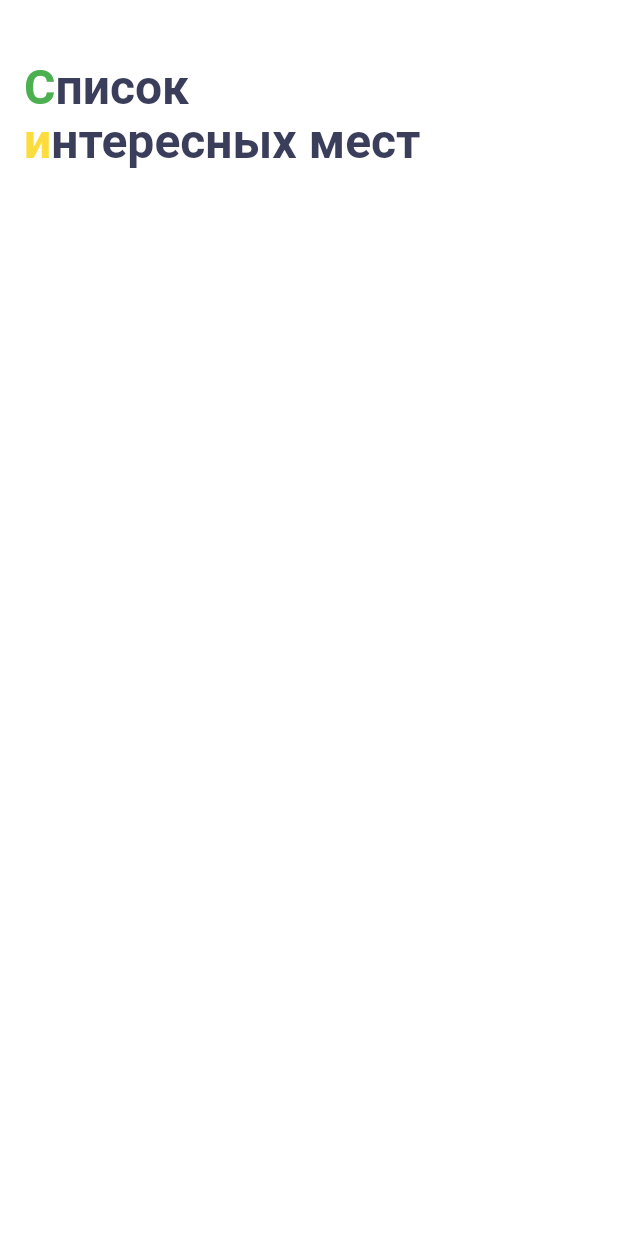
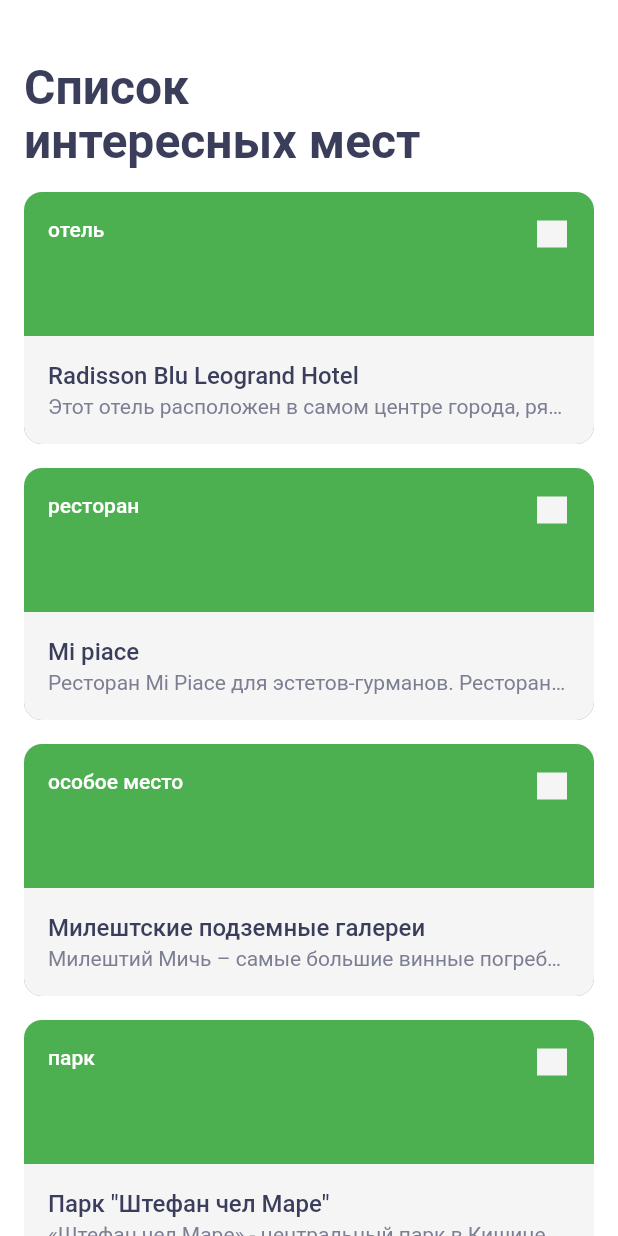
Before and after one commit to maverick-az/places, a Flutter app: the screen it shows after launch, on a phone screen of 412 x 824 dp. Run offline on Flutter 3.47's test engine with Material 2 defaults, Android fonts, the light colour scheme and no system bars.

Commit message:
Layout of SightCard widget

```diff
--- a/lib/mocks.dart
+++ b/lib/mocks.dart
@@ -3,72 +3,80 @@ import 'package:places/presets/strings/sight_strings.dart';
 
 // типы мест
 final Map<String, SightType> _mapSightTypes = {
-  SightStrings.placeTypeIdArchitecturalObjects: SightType(
-    id: SightStrings.placeTypeIdArchitecturalObjects,
-    name: SightStrings.placeTypeNameArchitecturalObjects,
+  SightStrings.placeTypeIdHotel: SightType(
+    id: SightStrings.placeTypeIdHotel,
+    name: SightStrings.placeTypeNameHotel,
   ),
-  SightStrings.placeTypeIdCulturalObjects: SightType(
-    id: SightStrings.placeTypeIdCulturalObjects,
-    name: SightStrings.placeTypeNameCulturalObjects,
+  SightStrings.placeTypeIdRestaurant: SightType(
+    id: SightStrings.placeTypeIdRestaurant,
+    name: SightStrings.placeTypeNameRestaurant,
   ),
-  SightStrings.placeTypeIdNaturalObjects: SightType(
-    id: SightStrings.placeTypeIdNaturalObjects,
-    name: SightStrings.placeTypeNameNaturalObjects,
+  SightStrings.placeTypeIdSpecialPlace: SightType(
+    id: SightStrings.placeTypeIdSpecialPlace,
+    name: SightStrings.placeTypeNameSpecialPlace,
   ),
-  SightStrings.placeTypeIdReligiousObjects: SightType(
-    id: SightStrings.placeTypeIdReligiousObjects,
-    name: SightStrings.placeTypeNameReligiousObjects,
+  SightStrings.placeTypeIdPark: SightType(
+    id: SightStrings.placeTypeIdPark,
+    name: SightStrings.placeTypeNamePark,
+  ),
+  SightStrings.placeTypeIdMuseum: SightType(
+    id: SightStrings.placeTypeIdMuseum,
+    name: SightStrings.placeTypeNameMuseum,
+  ),
+  SightStrings.placeTypeIdCafe: SightType(
+    id: SightStrings.placeTypeIdCafe,
+    name: SightStrings.placeTypeNameCafe,
   ),
 };
 
 // список мест
 final List<Sight> mocks = [
   Sight(
-    name: 'Собор Рождества Христова',
-    type: _mapSightTypes[SightStrings.placeTypeIdReligiousObjects]!,
+    name: 'Radisson Blu Leogrand Hotel',
+    type: _mapSightTypes[SightStrings.placeTypeIdHotel]!,
     details:
-        'Кафедральный храм Кишинёвской митрополии Русской Православной Церкви в Кишинёве. Архитектурный памятник XIX века.',
-    lat: 47.02628651566078,
-    lon: 28.834503298261733,
+        'Этот отель расположен в самом центре города, рядом со знаменитым собором Рождества Христова и зданием Парламента Кишинёва. К услугам гостей бесплатная парковка, бесплатный Wi-Fi и элегантный ресторан. Кроме того, гости могут бесплатно посещать фитнес-центр и спа-центр.',
+    lat: 47.02453323537953,
+    lon: 28.83674466942646,
   ),
   Sight(
-    name: 'Триумфальная арка',
-    type: _mapSightTypes[SightStrings.placeTypeIdArchitecturalObjects]!,
+    name: 'Mi piace',
+    type: _mapSightTypes[SightStrings.placeTypeIdRestaurant]!,
     details:
-        'Сооружена в 1846 году под руководством архитектора И. Заушкевича для размещения колокола весом в 6,4 т, отлитого из трофейных турецких пушек.',
-    lat: 47.0249143750118,
-    lon: 28.832665240591115,
-  ),
-  Sight(
-    name: 'Памятник Стефану Великому',
-    type: _mapSightTypes[SightStrings.placeTypeIdArchitecturalObjects]!,
-    details:
-        'Памятник правившему Молдавией с 12 апреля 1457 года по 2 июля 1504 года господарю Молдавии Стефану Великому.',
-    lat: 47.02565872456588,
-    lon: 28.830362124119684,
+        'Ресторан Mi Piace для эстетов-гурманов. Ресторан Mi Piace находится рядом с самым красивым местом Кишенева – Долиной Роз. Ресторан Mi Piace пронизан особой атмосферой европейского аристократизма и утонченного шика.',
+    lat: 46.99868135843299,
+    lon: 28.857941840590414,
   ),
   Sight(
     name: 'Милештские подземные галереи',
-    type: _mapSightTypes[SightStrings.placeTypeIdArchitecturalObjects]!,
+    type: _mapSightTypes[SightStrings.placeTypeIdSpecialPlace]!,
     details:
         'Милештий Мичь – самые большие винные погреба в мире длинной в 200 километров, 55 из которых используются в производстве и хранении качественных вин.',
     lat: 46.920626797932506,
     lon: 28.820536740588565,
   ),
   Sight(
-    name: 'Органный Зал',
-    type: _mapSightTypes[SightStrings.placeTypeIdCulturalObjects]!,
+    name: 'Парк "Штефан чел Маре"',
+    type: _mapSightTypes[SightStrings.placeTypeIdPark]!,
     details:
-        'Органный зал — концертный зал в муниципии Кишинёв. Здание Органного зала является памятником архитектуры начала XX века.',
-    lat: 47.02227491725311,
-    lon: 28.83507818476753,
+        '«Штефан чел Маре» - центральный парк в Кишиневе. Кроме того, это одна из интереснейших достопримечательностей города и популярное место отдыха кишиневцев.',
+    lat: 47.02562223331627,
+    lon: 28.828305260604864,
   ),
   Sight(
-    name: 'Старый Орхей',
-    type: _mapSightTypes[SightStrings.placeTypeIdNaturalObjects]!,
+    name: 'Национальный музей этнографии Кишинёва',
+    type: _mapSightTypes[SightStrings.placeTypeIdMuseum]!,
     details:
-        'История местности охватывает не одну тысячу лет — самые старые археологические свидетельства датируются 4-1 веками до н. э., а наиболее «современными» можно считать постройки 17 века.',
-    lat: 47.30318218967716,
-    lon: 28.968050155939142,
+        'Национальный музей этнографии и естественной истории Кишинёва гордо носит звание самого старого музея Молдавии (действует с 1889 г.). Нынешнее его здание было построено в 1905 г. по проекту архитектора В. Цыганко и единственное в Молдавии выполнено в псевдо-мавританском стиле.',
+    lat: 47.02343032841899,
+    lon: 28.819900169426464,
+  ),
+  Sight(
+    name: 'Mojito',
+    type: _mapSightTypes[SightStrings.placeTypeIdCafe]!,
+    details:
+        'Аргентина и Япония  ближе как никогда к вам, в самом центре Кишинёва. Насладитесь кулинарным удовольствием, выбрав ароматный стейк приготовленный по уникальному аргентинскому рецепту, или побалуйте себя свежим суши, специально приготовленным для вас.',
+    lat: 47.050852201188384,
+    lon: 28.863491211756607,
   ),
 ];
--- /dev/null
+++ b/lib/presets/styles/app_sizes.dart
@@ -0,0 +1,23 @@
+import 'package:flutter/material.dart';
+
+/// Размеры для приложения
+class AppSizes {
+  /// размеры для AppBar
+  static const double heightAppBar = 56;
+  static const double heightAppBarLargeTitle = 128;
+
+  /// отступы
+  static const double paddingCommon = 16;
+  static const double paddingAppBarLargeTitle = 40;
+
+  /// радиусы
+  static const Radius radiusNormal = Radius.circular(12);
+  static const Radius radiusBtn = Radius.circular(24);
+  static const Radius radiusBtnNormal = radiusNormal;
+  static const Radius radiusBtnSwitch = Radius.circular(40);
+  static const Radius radiusBtnNavigation = Radius.circular(10);
+
+  static const double heightImageCard = 96;
+
+  AppSizes._();
+}
--- /dev/null
+++ b/lib/ui/screen/sight_card.dart
@@ -0,0 +1,96 @@
+import 'package:flutter/cupertino.dart';
+import 'package:flutter/material.dart';
+import 'package:places/domain/sight.dart';
+import 'package:places/presets/colors/colors.dart';
+import 'package:places/presets/styles/app_sizes.dart';
+import 'package:places/presets/styles/text_styles.dart';
+import 'package:places/ui/widgets/button/favorite_button.dart';
+
+/// Карточка интересного место
+class SightCard extends StatelessWidget {
+  final Sight sight;
+  final EdgeInsetsGeometry? margin;
+
+  const SightCard(this.sight, {Key? key, this.margin}) : super(key: key);
+
+  @override
+  Widget build(BuildContext context) {
+    return Container(
+      margin: margin,
+      decoration: const BoxDecoration(
+        color: AppColors.whiteGreen,
+        borderRadius: BorderRadius.all(
+          AppSizes.radiusNormal,
+        ),
+      ),
+      child: Column(
+        children: [
+          Container(
+            constraints: const BoxConstraints(
+              maxHeight: AppSizes.heightImageCard,
+            ),
+            child: Stack(
+              children: [
+                Align(
+                  alignment: Alignment.topLeft,
+                  child: Padding(
+                    padding: const EdgeInsets.all(AppSizes.paddingCommon),
+                    child: Text(
+                      sight.type.name.toLowerCase(),
+                      style: AppTextStyles.smallBold.copyWith(
+                        color: AppColors.white,
+                      ),
+                    ),
+                  ),
+                ),
+                const Align(
+                  alignment: Alignment.topRight,
+                  child: Padding(
+                    padding: EdgeInsets.fromLTRB(18, 19, 18, 18),
+                    child: FavoriteButton(),
+                  ),
+                ),
+              ],
+            ),
+          ),
+          Container(
+            width: double.infinity,
+            decoration: const BoxDecoration(
+              color: AppColors.background,
+              borderRadius: BorderRadius.vertical(
+                bottom: AppSizes.radiusNormal,
+              ),
+            ),
+            padding: const EdgeInsets.all(
+              AppSizes.paddingCommon,
+            ),
+            child: Column(
+              crossAxisAlignment: CrossAxisAlignment.start,
+              children: [
+                Text(
+                  sight.name,
+                  style: AppTextStyles.text.copyWith(
+                    color: AppColors.secondary,
+                  ),
+                  maxLines: 2,
+                  overflow: TextOverflow.ellipsis,
+                ),
+                const SizedBox(
+                  height: 2,
+                ),
+                Text(
+                  sight.details,
+                  style: AppTextStyles.small.copyWith(
+                    color: AppColors.secondary2,
+                  ),
+                  maxLines: 1,
+                  overflow: TextOverflow.ellipsis,
+                ),
+              ],
+            ),
+          ),
+        ],
+      ),
+    );
+  }
+}
--- a/lib/ui/screen/sight_list_screen.dart
+++ b/lib/ui/screen/sight_list_screen.dart
@@ -1,7 +1,10 @@
 import 'package:flutter/material.dart';
-import 'package:flutter/services.dart';
+import 'package:places/mocks.dart';
 import 'package:places/presets/colors/colors.dart';
-import 'package:places/presets/styles/text_styles.dart';
+import 'package:places/presets/strings/app_strings.dart';
+import 'package:places/presets/styles/app_sizes.dart';
+import 'package:places/ui/screen/sight_card.dart';
+import 'package:places/ui/widgets/app_bar/app_bar_large_title.dart';
 
 /// Экран 'Список интересных мест'
 class SightListScreen extends StatefulWidget {
@@ -16,66 +19,22 @@ class _SightListScreenState extends State<SightListScreen> {
   Widget build(BuildContext context) {
     return Scaffold(
       backgroundColor: AppColors.white,
-      appBar: AppBar(
-        backgroundColor: Colors.transparent,
-        toolbarHeight: 152,
-        centerTitle: false,
-        titleSpacing: 16,
-        elevation: 0,
-        titleTextStyle: AppTextStyles.largeTitle.copyWith(
-          color: AppColors.secondary,
+      resizeToAvoidBottomInset: false,
+      appBar: const AppBarLargeTitle(title: AppStrings.scrTitleSightListScreen),
+      body: SingleChildScrollView(
+        child: Column(
+          children: mocks.map((sight) {
+            return SightCard(
+              sight,
+              margin: const EdgeInsets.fromLTRB(
+                AppSizes.paddingCommon,
+                0,
+                AppSizes.paddingCommon,
+                AppSizes.paddingCommon,
+              ),
+            );
+          }).toList(),
         ),
-        systemOverlayStyle: SystemUiOverlayStyle.dark.copyWith(
-          statusBarColor: Colors.transparent,
-        ),
-        title: const _RichText(),
-      ),
-      resizeToAvoidBottomInset: false,
-    );
-  }
-}
-
-/// Text
-// ignore: unused_element
-class _Text extends StatelessWidget {
-  const _Text({Key? key}) : super(key: key);
-  @override
-  Widget build(BuildContext context) {
-    return Text(
-      'Список\nинтересных мест',
-      style: AppBarTheme.of(context).titleTextStyle,
-      textAlign: TextAlign.left,
-    );
-  }
-}
-
-/// RichText
-class _RichText extends StatelessWidget {
-  const _RichText({Key? key}) : super(key: key);
-
-  @override
-  Widget build(BuildContext context) {
-    return RichText(
-      textAlign: TextAlign.left,
-      text: TextSpan(
-        text: 'С',
-        style: AppTextStyles.largeTitle.copyWith(
-          color: AppColors.whiteGreen,
-        ),
-        children: const [
-          TextSpan(
-            text: 'писок\n',
-            style: TextStyle(color: AppColors.secondary),
-          ),
-          TextSpan(
-            text: 'и',
-            style: TextStyle(color: AppColors.whiteYellow),
-          ),
-          TextSpan(
-            text: 'нтересных мест',
-            style: TextStyle(color: AppColors.secondary),
-          ),
-        ],
       ),
     );
   }
--- /dev/null
+++ b/lib/ui/widgets/app_bar/app_bar_large_title.dart
@@ -0,0 +1,50 @@
+import 'package:flutter/material.dart';
+import 'package:flutter/services.dart';
+import 'package:places/presets/styles/app_sizes.dart';
+import 'package:places/ui/widgets/text/text_large_title.dart';
+
+/// AppBar для экранов списка
+class AppBarLargeTitle extends StatelessWidget implements PreferredSizeWidget {
+  final String title;
+
+  @override
+  Size get preferredSize =>
+      const Size.fromHeight(AppSizes.heightAppBarLargeTitle);
+
+  const AppBarLargeTitle({required this.title, Key? key}) : super(key: key);
+
+  @override
+  Widget build(BuildContext context) {
+    return AppBar(
+      backgroundColor: Colors.transparent,
+      toolbarHeight: AppSizes.heightAppBarLargeTitle,
+      elevation: 0,
+      automaticallyImplyLeading: false,
+      systemOverlayStyle: SystemUiOverlayStyle.dark.copyWith(
+        statusBarColor: Colors.transparent,
+      ),
+      flexibleSpace: Container(
+        padding: const EdgeInsets.fromLTRB(
+          AppSizes.paddingCommon,
+          AppSizes.paddingAppBarLargeTitle,
+          AppSizes.paddingCommon,
+          AppSizes.paddingCommon,
+        ),
+        alignment: Alignment.bottomLeft,
+        child: TextLargeTitle(_formatedTitle()),
+      ),
+    );
+  }
+
+  String _formatedTitle() {
+    final splitedTitle = title.split(' ');
+    var formatedTitle = title;
+
+    if (splitedTitle.length > 1) {
+      formatedTitle =
+          '${splitedTitle.first}\n${splitedTitle.sublist(1).join(' ')}';
+    }
+
+    return formatedTitle;
+  }
+}
--- /dev/null
+++ b/lib/ui/widgets/button/favorite_button.dart
@@ -0,0 +1,16 @@
+import 'package:flutter/material.dart';
+import 'package:places/presets/colors/colors.dart';
+
+/// Кнопка в избранное
+class FavoriteButton extends StatelessWidget {
+  const FavoriteButton({Key? key}) : super(key: key);
+
+  @override
+  Widget build(BuildContext context) {
+    return Container(
+      width: 20,
+      height: 18,
+      color: AppColors.background,
+    );
+  }
+}
--- /dev/null
+++ b/lib/ui/widgets/text/text_large_title.dart
@@ -0,0 +1,22 @@
+import 'package:flutter/material.dart';
+import 'package:places/presets/colors/colors.dart';
+import 'package:places/presets/styles/text_styles.dart';
+
+/// Text для большого заголовка
+class TextLargeTitle extends StatelessWidget {
+  final String data;
+
+  const TextLargeTitle(this.data, {Key? key}) : super(key: key);
+  @override
+  Widget build(BuildContext context) {
+    return Text(
+      data,
+      style: AppTextStyles.largeTitle.copyWith(
+        color: AppColors.secondary,
+      ),
+      textAlign: TextAlign.left,
+      maxLines: 2,
+      overflow: TextOverflow.ellipsis,
+    );
+  }
+}
```
Also changed, not shown: lib/presets/strings/sight_strings.dart (+18 -13 lines).
